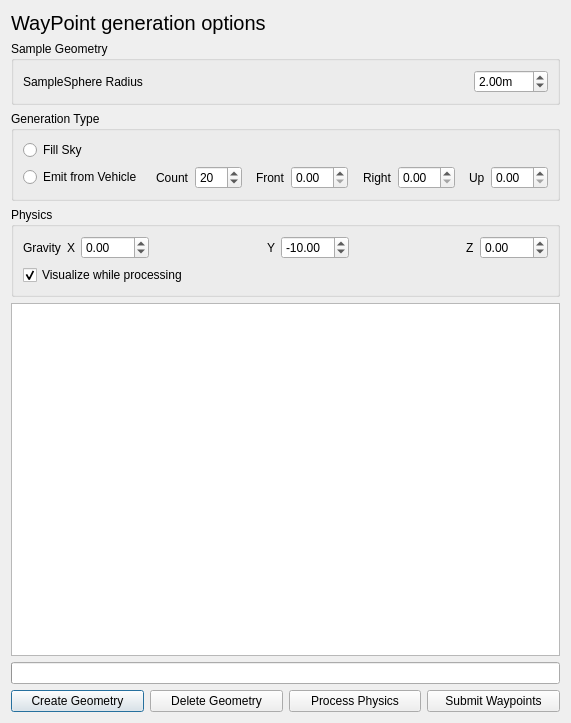
Above: basestation/flightplannerphysicsdialog.ui from wpfhtl/octocopter before the change. Below: the same form after it.
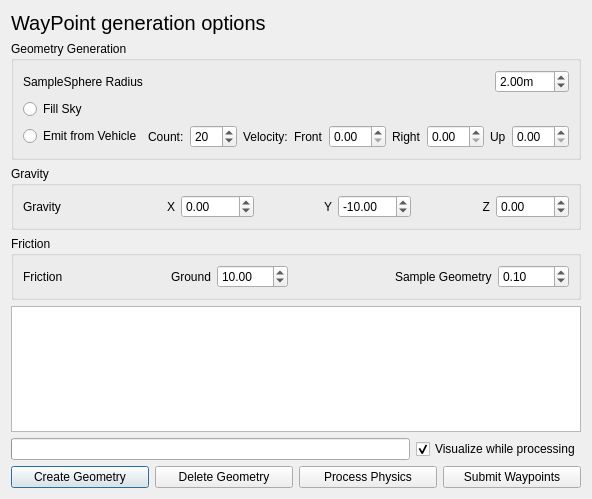
That is the form after the change.

```diff
--- a/basestation/flightplannerphysicsdialog.ui
+++ b/basestation/flightplannerphysicsdialog.ui
@@ -6,14 +6,14 @@
    <rect>
     <x>0</x>
     <y>0</y>
-    <width>571</width>
-    <height>723</height>
+    <width>531</width>
+    <height>499</height>
    </rect>
   </property>
   <property name="windowTitle">
    <string>WayPoint Generation</string>
   </property>
-  <layout class="QVBoxLayout" name="verticalLayout_3">
+  <layout class="QVBoxLayout" name="verticalLayout_2">
    <item>
     <widget class="QLabel" name="label_2">
      <property name="font">
@@ -27,10 +27,12 @@
     </widget>
    </item>
    <item>
-    <widget class="QGroupBox" name="groupBox_3">
+    <widget class="QGroupBox" name="groupBox">
      <property name="title">
-      <string>Sample Geometry</string>
+      <string>Geometry Generation</string>
      </property>
+     <layout class="QVBoxLayout" name="verticalLayout">
+      <item>
      <layout class="QHBoxLayout" name="horizontalLayout_3">
       <item>
        <widget class="QLabel" name="label">
@@ -40,7 +42,7 @@
        </widget>
       </item>
       <item>
-       <spacer name="horizontalSpacer_6">
+         <spacer name="horizontalSpacer">
         <property name="orientation">
          <enum>Qt::Horizontal</enum>
         </property>
@@ -75,14 +77,7 @@
        </widget>
       </item>
      </layout>
-    </widget>
-   </item>
-   <item>
-    <widget class="QGroupBox" name="groupBox">
-     <property name="title">
-      <string>Generation Type</string>
-     </property>
-     <layout class="QVBoxLayout" name="verticalLayout_2">
+      </item>
       <item>
        <widget class="QRadioButton" name="mRadioBtnFillSky">
         <property name="text">
@@ -115,7 +110,7 @@
         <item>
          <widget class="QLabel" name="label_3">
           <property name="text">
-           <string>Count</string>
+           <string>Count:</string>
           </property>
          </widget>
         </item>
@@ -132,6 +127,26 @@
           </property>
          </widget>
         </item>
+        <item>
+         <spacer name="horizontalSpacer_8">
+          <property name="orientation">
+           <enum>Qt::Horizontal</enum>
+          </property>
+          <property name="sizeHint" stdset="0">
+           <size>
+            <width>40</width>
+            <height>20</height>
+           </size>
+          </property>
+         </spacer>
+        </item>
+        <item>
+         <widget class="QLabel" name="label_14">
+          <property name="text">
+           <string>Velocity:</string>
+          </property>
+         </widget>
+        </item>
         <item>
          <spacer name="horizontalSpacer_3">
           <property name="orientation">
@@ -209,11 +224,9 @@
    <item>
     <widget class="QGroupBox" name="groupBox_2">
      <property name="title">
-      <string>Physics</string>
+      <string>Gravity</string>
      </property>
-     <layout class="QVBoxLayout" name="verticalLayout">
-      <item>
-       <layout class="QHBoxLayout" name="horizontalLayout_2">
+     <layout class="QHBoxLayout" name="horizontalLayout_6">
         <item>
          <widget class="QLabel" name="label_4">
           <property name="text">
@@ -226,6 +239,9 @@
           <property name="text">
            <string>X</string>
           </property>
+        <property name="alignment">
+         <set>Qt::AlignRight|Qt::AlignTrailing|Qt::AlignVCenter</set>
+        </property>
          </widget>
         </item>
         <item>
@@ -238,24 +254,14 @@
           </property>
          </widget>
         </item>
-        <item>
-         <spacer name="horizontalSpacer">
-          <property name="orientation">
-           <enum>Qt::Horizontal</enum>
-          </property>
-          <property name="sizeHint" stdset="0">
-           <size>
-            <width>40</width>
-            <height>20</height>
-           </size>
-          </property>
-         </spacer>
-        </item>
         <item>
          <widget class="QLabel" name="label_9">
           <property name="text">
            <string>Y</string>
           </property>
+        <property name="alignment">
+         <set>Qt::AlignRight|Qt::AlignTrailing|Qt::AlignVCenter</set>
+        </property>
          </widget>
         </item>
         <item>
@@ -271,24 +277,14 @@
           </property>
          </widget>
         </item>
-        <item>
-         <spacer name="horizontalSpacer_2">
-          <property name="orientation">
-           <enum>Qt::Horizontal</enum>
-          </property>
-          <property name="sizeHint" stdset="0">
-           <size>
-            <width>40</width>
-            <height>20</height>
-           </size>
-          </property>
-         </spacer>
-        </item>
         <item>
          <widget class="QLabel" name="label_10">
           <property name="text">
            <string>Z</string>
           </property>
+        <property name="alignment">
+         <set>Qt::AlignRight|Qt::AlignTrailing|Qt::AlignVCenter</set>
+        </property>
          </widget>
         </item>
         <item>
@@ -302,14 +298,78 @@
          </widget>
         </item>
        </layout>
+    </widget>
       </item>
       <item>
-       <widget class="QCheckBox" name="mChkBoxVisualize">
+    <widget class="QGroupBox" name="groupBox_3">
+     <property name="title">
+      <string>Friction</string>
+     </property>
+     <layout class="QHBoxLayout" name="horizontalLayout_5">
+      <item>
+       <widget class="QLabel" name="label_11">
         <property name="text">
-         <string>Visualize while processing</string>
+         <string>Friction</string>
         </property>
-        <property name="checked">
-         <bool>true</bool>
+       </widget>
+      </item>
+      <item>
+       <spacer name="horizontalSpacer_2">
+        <property name="orientation">
+         <enum>Qt::Horizontal</enum>
+        </property>
+        <property name="sizeHint" stdset="0">
+         <size>
+          <width>40</width>
+          <height>20</height>
+         </size>
+        </property>
+       </spacer>
+      </item>
+      <item>
+       <widget class="QLabel" name="label_12">
+        <property name="text">
+         <string>Ground</string>
+        </property>
+       </widget>
+      </item>
+      <item>
+       <widget class="QDoubleSpinBox" name="mSpinBoxFrictionGround">
+        <property name="maximum">
+         <double>1000.000000000000000</double>
+        </property>
+        <property name="value">
+         <double>10.000000000000000</double>
+        </property>
+       </widget>
+      </item>
+      <item>
+       <spacer name="horizontalSpacer_6">
+        <property name="orientation">
+         <enum>Qt::Horizontal</enum>
+        </property>
+        <property name="sizeHint" stdset="0">
+         <size>
+          <width>40</width>
+          <height>20</height>
+         </size>
+        </property>
+       </spacer>
+      </item>
+      <item>
+       <widget class="QLabel" name="label_13">
+        <property name="text">
+         <string>Sample Geometry</string>
+        </property>
+       </widget>
+      </item>
+      <item>
+       <widget class="QDoubleSpinBox" name="mSpinBoxFrictionSampleGeometry">
+        <property name="maximum">
+         <double>1000.000000000000000</double>
+        </property>
+        <property name="value">
+         <double>0.100000000000000</double>
         </property>
        </widget>
       </item>
@@ -320,6 +380,8 @@
     <widget class="QTextBrowser" name="mTextBrowser"/>
    </item>
    <item>
+    <layout class="QHBoxLayout" name="horizontalLayout_2">
+     <item>
     <widget class="QProgressBar" name="mProgressBarPhysics">
      <property name="maximum">
       <number>1000</number>
@@ -331,6 +393,18 @@
       <bool>false</bool>
      </property>
     </widget>
+     </item>
+     <item>
+      <widget class="QCheckBox" name="mChkBoxVisualize">
+       <property name="text">
+        <string>Visualize while processing</string>
+       </property>
+       <property name="checked">
+        <bool>true</bool>
+       </property>
+      </widget>
+     </item>
+    </layout>
    </item>
    <item>
     <layout class="QHBoxLayout" name="horizontalLayout_4">
```
Lines whose indentation alone changed are shown as unchanged.
